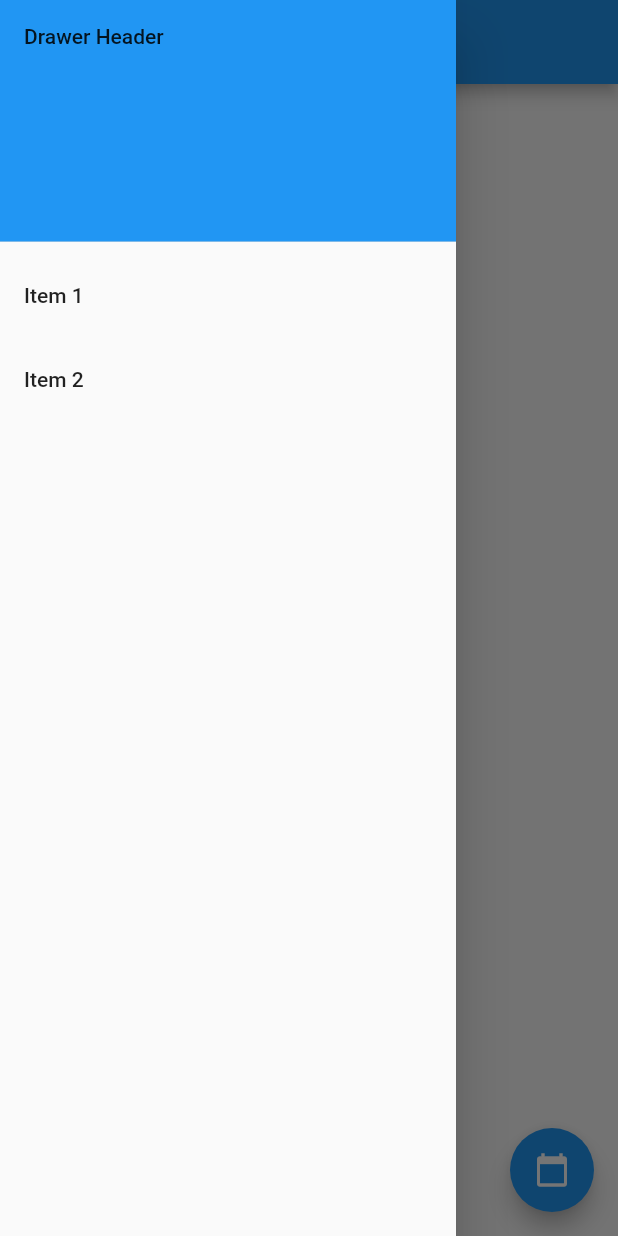
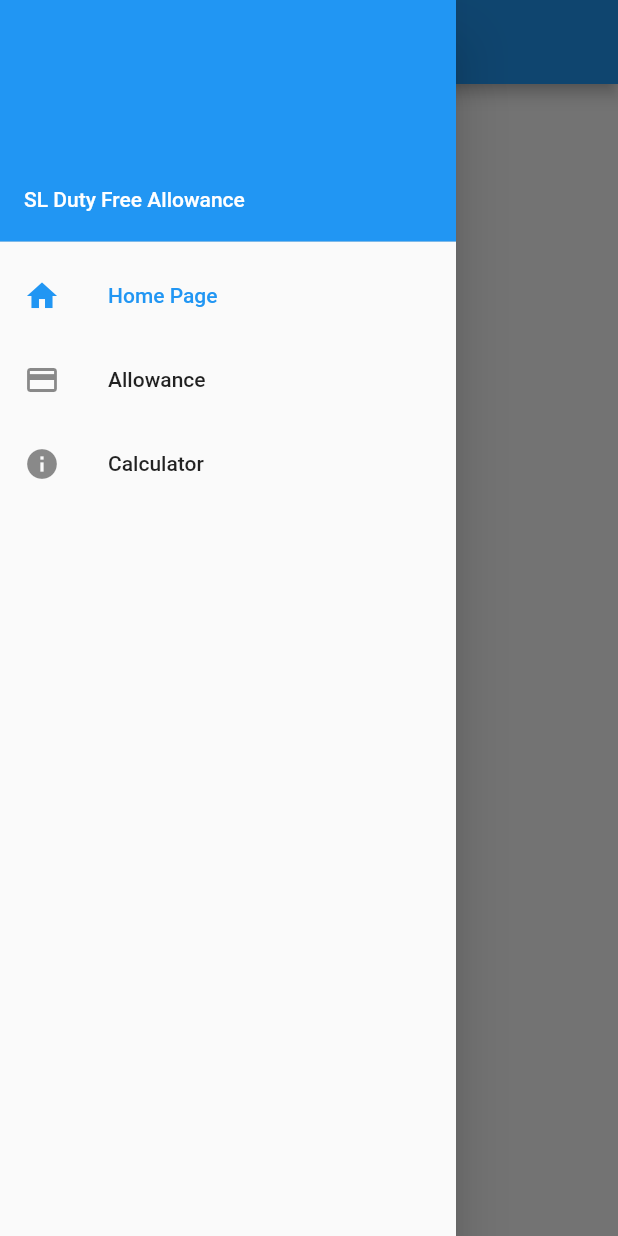
Before and after one commit to pyrecyter/DutyFreeAllowance, a Flutter app: the screen it shows after launch, with the side drawer open, on a phone screen of 412 x 824 dp. Run offline on Flutter 3.47's test engine with Material 2 defaults, Android fonts, the phone set to English and light mode, and no system bars.

Commit message:
Menu added and

```diff
--- /dev/null
+++ b/lib/Allowance.dart
@@ -0,0 +1,10 @@
+import 'package:flutter/material.dart';
+
+class Allowance extends StatelessWidget{
+  @override
+  Widget build(BuildContext context) {
+    // TODO: implement build
+    return Text('hi sdfsdfsfs ');
+  }
+
+}
--- /dev/null
+++ b/lib/calculator.dart
@@ -0,0 +1,10 @@
+import 'package:flutter/material.dart';
+
+class Calculator extends StatelessWidget{
+  @override
+  Widget build(BuildContext context) {
+    // TODO: implement build
+    return Text('bawwww');
+  }
+
+}
--- a/lib/main.dart
+++ b/lib/main.dart
@@ -27,40 +27,8 @@ class MyHomePage extends StatefulWidget {
 
 class _MyHomePageState extends State<MyHomePage> {
 
-
   @override
   Widget build(BuildContext context) {
-    return Scaffold(
-      appBar: AppBar(
-        title: Text(widget.title),
-      ),
-      body: Center(
-        child: Column(
-          // Column is also layout widget. It takes a list of children and
-          // arranges them vertically. By default, it sizes itself to fit its
-          // children horizontally, and tries to be as tall as its parent.
-          //
-          // Invoke "debug painting" (press "p" in the console, choose the
-          // "Toggle Debug Paint" action from the Flutter Inspector in Android
-          // Studio, or the "Toggle Debug Paint" command in Visual Studio Code)
-          // to see the wireframe for each widget.
-          //
-          // Column has various properties to control how it sizes itself and
-          // how it positions its children. Here we use mainAxisAlignment to
-          // center the children vertically; the main axis here is the vertical
-          // axis because Columns are vertical (the cross axis would be
-          // horizontal).
-          mainAxisAlignment: MainAxisAlignment.center,
-          children: <Widget>[
-          ],
-        ),
-      ),
-      drawer: Menu(),
-      floatingActionButton: FloatingActionButton(
-        onPressed: () {},
-        tooltip: 'Open Calculator',
-        child: Icon(Icons.calendar_today),
-      ), // This trailing comma makes auto-formatting nicer for build methods.
-    );
+    return Menu();
   }
 }
--- a/lib/menu.dart
+++ b/lib/menu.dart
@@ -1,36 +1,78 @@
+import 'package:duty_free_allowance/calculator.dart';
 import 'package:flutter/material.dart';
+import 'Allowance.dart';
 
-class Menu extends StatelessWidget{
+class DrawerItem {
+  String title;
+  IconData icon;
+  DrawerItem(this.title, this.icon);
+}
+
+class Menu extends StatefulWidget {
+  final drawerItems = [
+    new DrawerItem("Home Page", Icons.home),
+    new DrawerItem("Allowance", Icons.credit_card),
+    new DrawerItem("Calculator", Icons.info)
+    //add here 1st
+  ];
+
+  @override
+  State<StatefulWidget> createState() {
+    return new MenuState();
+  }
+}
+
+class MenuState extends State<Menu> {
+  int _selectedDrawerIndex = 0;
+
+  _getDrawerItemWidget(int pos) {
+    switch (pos) {
+      case 0:
+        //homepage return
+      case 1:
+        return new Allowance();
+      case 2:
+        return new Calculator();
+      //according to items add here
+      default:
+        return new Text("Error");
+    }
+  }
+
+  _onSelectItem(int index) {
+    setState(() => _selectedDrawerIndex = index);
+    Navigator.of(context).pop();
+  }
+
   @override
   Widget build(BuildContext context) {
-    return Drawer(
-      child: ListView(
-    // Important: Remove any padding from the ListView.
-    padding: EdgeInsets.zero,
-    children: <Widget>[
-      DrawerHeader(
-        child: Text('Drawer Header'),
-        decoration: BoxDecoration(
-          color: Colors.blue,
+    var drawerOptions = <Widget>[];
+    for (var i = 0; i < widget.drawerItems.length; i++) {
+      var d = widget.drawerItems[i];
+      drawerOptions.add(
+        new ListTile(
+          leading: new Icon(d.icon),
+          title: new Text(d.title),
+          selected: i == _selectedDrawerIndex,
+          onTap: () => _onSelectItem(i),
+        )
+      );
+    }
+
+    return new Scaffold(
+      appBar: new AppBar(
+        title: new Text(widget.drawerItems[_selectedDrawerIndex].title),
+      ),
+      drawer: new Drawer(
+        child: new Column(
+          children: <Widget>[
+            new UserAccountsDrawerHeader(
+                accountName: new Text("SL Duty Free Allowance"), accountEmail: null),
+            new Column(children: drawerOptions)
+          ],
         ),
       ),
-      ListTile(
-        title: Text('Item 1'),
-        onTap: () {
-          // Update the state of the app.
-          // ...
-        },
-      ),
-      ListTile(
-        title: Text('Item 2'),
-        onTap: () {
-          // Update the state of the app.
-          // ...
-        },
-      ),
-    ],
-  ),
+      body: _getDrawerItemWidget(_selectedDrawerIndex),
     );
   }
-
 }
```
